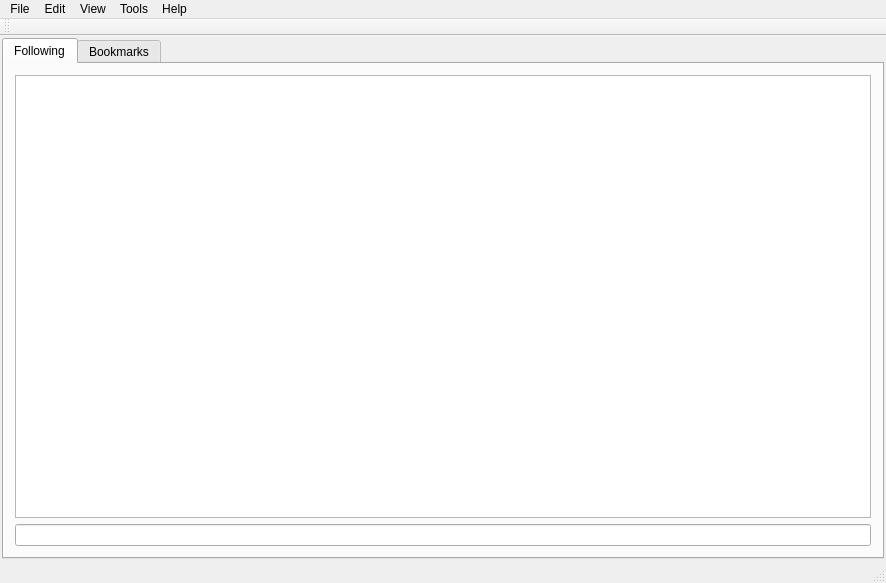
Before: the Qt Designer form tpmainwindow.ui in scuq/agtv, drawn with Qt 5.
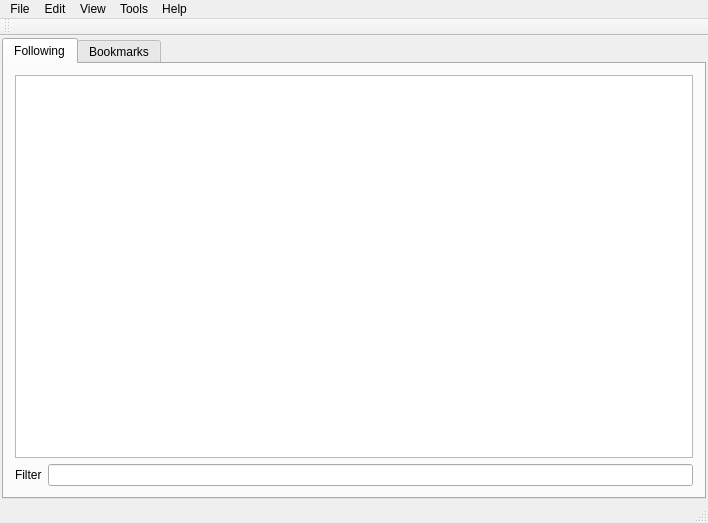
After: the same form once the commit is applied. The open tabs and pages were chosen to show the change. Icons and pictures are not drawn.

What changed in the file:
```diff
--- a/tpmainwindow.ui
+++ b/tpmainwindow.ui
@@ -6,8 +6,8 @@
    <rect>
     <x>0</x>
     <y>0</y>
-    <width>886</width>
-    <height>583</height>
+    <width>708</width>
+    <height>523</height>
    </rect>
   </property>
   <property name="sizePolicy">
@@ -29,7 +29,16 @@
    <iconset resource="agtv.qrc">
     <normaloff>:/images/agtv_32.png</normaloff>:/images/agtv_32.png</iconset>
   </property>
+  <property name="autoFillBackground">
+   <bool>false</bool>
+  </property>
+  <property name="styleSheet">
+   <string notr="true">background-image: url(:/images/bg.png);</string>
+  </property>
   <widget class="QWidget" name="centralWidget">
+   <property name="styleSheet">
+    <string notr="true"/>
+   </property>
    <layout class="QVBoxLayout" name="verticalLayout">
     <property name="spacing">
      <number>4</number>
@@ -63,6 +72,12 @@
             <property name="contextMenuPolicy">
              <enum>Qt::CustomContextMenu</enum>
             </property>
+            <property name="autoFillBackground">
+             <bool>false</bool>
+            </property>
+            <property name="styleSheet">
+             <string notr="true">background-image: url(:/images/bg2.png);</string>
+            </property>
             <property name="autoScroll">
              <bool>false</bool>
             </property>
@@ -108,7 +123,18 @@
            </widget>
           </item>
           <item>
-           <widget class="QLineEdit" name="lineEditFilter"/>
+           <layout class="QHBoxLayout" name="horizontalLayout_2">
+            <item>
+             <widget class="QLabel" name="label_2">
+              <property name="text">
+               <string>Filter</string>
+              </property>
+             </widget>
+            </item>
+            <item>
+             <widget class="QLineEdit" name="lineEditFilter"/>
+            </item>
+           </layout>
           </item>
          </layout>
         </widget>
@@ -188,7 +214,7 @@
     <rect>
      <x>0</x>
      <y>0</y>
-     <width>886</width>
+     <width>708</width>
      <height>31</height>
     </rect>
    </property>
```
Left out of the diff: 20 changed lines with no effect on the pictures.
